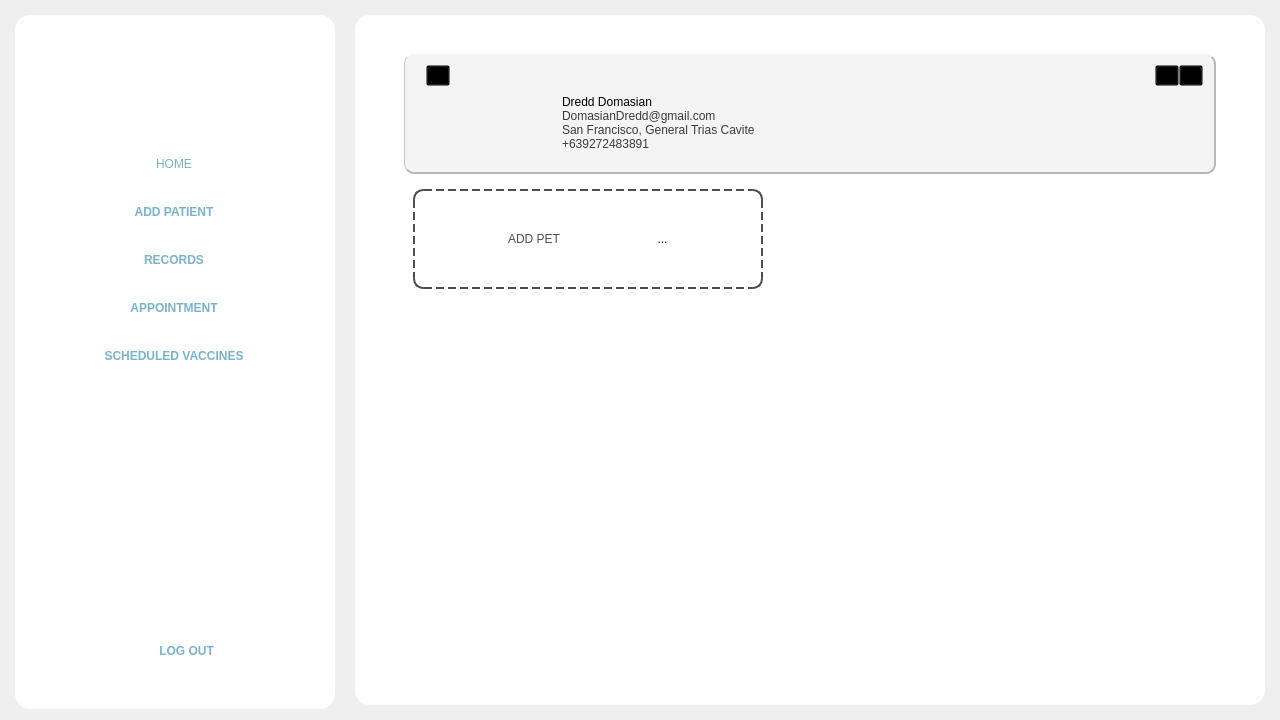
Qt form Frontend/Home.ui (rmmln/Petmate-Desktop-Application) before a commit.
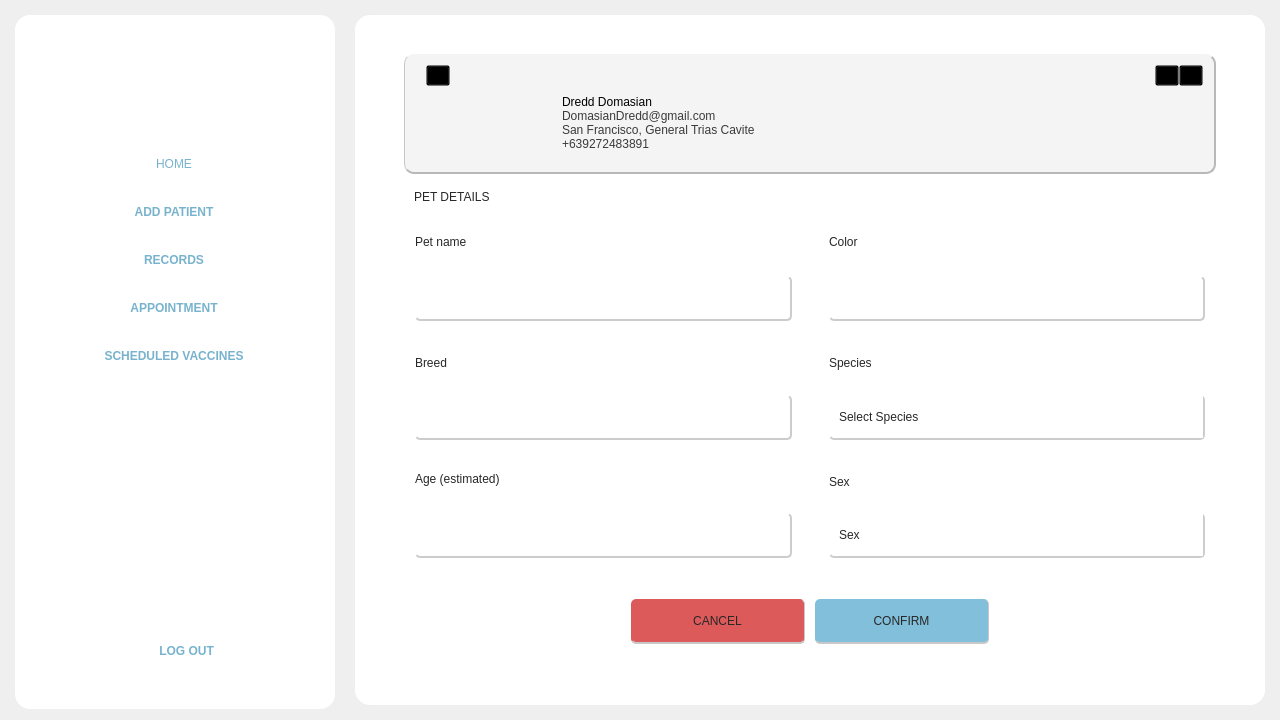
The same form after that commit. Icons and pictures are not drawn.

```diff
--- a/Frontend/Home.ui
+++ b/Frontend/Home.ui
@@ -2640,56 +2640,330 @@
             </widget>
            </item>
            <item>
-            <widget class="QScrollArea" name="scrollArea_3">
-             <property name="styleSheet">
-              <string notr="true">border:none;</string>
+            <widget class="QStackedWidget" name="profileStackedWidget">
+             <property name="currentIndex">
+              <number>1</number>
              </property>
-             <property name="widgetResizable">
-              <bool>true</bool>
-             </property>
-             <widget class="QWidget" name="scrollAreaWidgetContents_4">
-              <property name="geometry">
-               <rect>
-                <x>0</x>
-                <y>0</y>
-                <width>812</width>
-                <height>430</height>
-               </rect>
-              </property>
-              <layout class="QFormLayout" name="formLayout">
-               <item row="0" column="0">
-                <widget class="QFrame" name="addPetButton">
+             <widget class="QWidget" name="petCardsPage">
+              <layout class="QVBoxLayout" name="verticalLayout_20">
+               <property name="spacing">
+                <number>0</number>
+               </property>
+               <property name="leftMargin">
+                <number>0</number>
+               </property>
+               <property name="topMargin">
+                <number>20</number>
+               </property>
+               <property name="rightMargin">
+                <number>0</number>
+               </property>
+               <property name="bottomMargin">
+                <number>0</number>
+               </property>
+               <item>
+                <widget class="QScrollArea" name="scrollArea_3">
+                 <property name="styleSheet">
+                  <string notr="true">border:none;</string>
+                 </property>
+                 <property name="widgetResizable">
+                  <bool>true</bool>
+                 </property>
+                 <widget class="QWidget" name="scrollAreaWidgetContents_4">
+                  <property name="geometry">
+                   <rect>
+                    <x>0</x>
+                    <y>0</y>
+                    <width>374</width>
+                    <height>118</height>
+                   </rect>
+                  </property>
+                  <layout class="QFormLayout" name="formLayout">
+                   <item row="0" column="0">
+                    <widget class="QFrame" name="addPetButton">
+                     <property name="sizePolicy">
+                      <sizepolicy hsizetype="Fixed" vsizetype="Fixed">
+                       <horstretch>0</horstretch>
+                       <verstretch>0</verstretch>
+                      </sizepolicy>
+                     </property>
+                     <property name="minimumSize">
+                      <size>
+                       <width>350</width>
+                       <height>100</height>
+                      </size>
+                     </property>
+                     <property name="styleSheet">
+                      <string notr="true">#addPetButton{
+	border-radius:10px;
+	border:2px dashed #4F4F4F;
+}
+#addPetButton:hover{
+	background-color:rgb(230, 230, 230);
+}</string>
+                     </property>
+                     <property name="frameShape">
+                      <enum>QFrame::StyledPanel</enum>
+                     </property>
+                     <property name="frameShadow">
+                      <enum>QFrame::Raised</enum>
+                     </property>
+                     <layout class="QHBoxLayout" name="horizontalLayout_16">
+                      <property name="spacing">
+                       <number>0</number>
+                      </property>
+                      <property name="leftMargin">
+                       <number>0</number>
+                      </property>
+                      <property name="topMargin">
+                       <number>0</number>
+                      </property>
+                      <property name="rightMargin">
+                       <number>0</number>
+                      </property>
+                      <property name="bottomMargin">
+                       <number>0</number>
+                      </property>
+                      <item>
+                       <widget class="QToolButton" name="addpetQtoolBtn">
+                        <property name="styleSheet">
+                         <string notr="true">font: 81 25pt &quot;Montserrat ExtraBold&quot;;
+color:#4F4F4F;</string>
+                        </property>
+                        <property name="text">
+                         <string>ADD PET</string>
+                        </property>
+                       </widget>
+                      </item>
+                      <item>
+                       <widget class="QToolButton" name="plusSignBtn">
+                        <property name="text">
+                         <string>...</string>
+                        </property>
+                        <property name="icon">
+                         <iconset resource="resource.qrc">
+                          <normaloff>:/Icons/Icons/AddIconAppointment.png</normaloff>:/Icons/Icons/AddIconAppointment.png</iconset>
+                        </property>
+                        <property name="iconSize">
+                         <size>
+                          <width>50</width>
+                          <height>50</height>
+                         </size>
+                        </property>
+                       </widget>
+                      </item>
+                     </layout>
+                    </widget>
+                   </item>
+                  </layout>
+                 </widget>
+                </widget>
+               </item>
+              </layout>
+             </widget>
+             <widget class="QWidget" name="petDetailsPage">
+              <layout class="QVBoxLayout" name="verticalLayout_30">
+               <item>
+                <widget class="QFrame" name="frame_7">
                  <property name="sizePolicy">
-                  <sizepolicy hsizetype="Fixed" vsizetype="Fixed">
+                  <sizepolicy hsizetype="Preferred" vsizetype="Fixed">
                    <horstretch>0</horstretch>
                    <verstretch>0</verstretch>
                   </sizepolicy>
                  </property>
-                 <property name="minimumSize">
-                  <size>
-                   <width>350</width>
-                   <height>100</height>
-                  </size>
+                 <property name="frameShape">
+                  <enum>QFrame::StyledPanel</enum>
                  </property>
-                 <property name="styleSheet">
-                  <string notr="true">#addPetButton{
-	border-radius:10px;
-	border:2px dashed #4F4F4F;
-}
-#addPetButton:hover{
-	background-color:rgb(230, 230, 230);
-}</string>
+                 <property name="frameShadow">
+                  <enum>QFrame::Raised</enum>
                  </property>
+                 <layout class="QHBoxLayout" name="horizontalLayout_18">
+                  <property name="spacing">
+                   <number>0</number>
+                  </property>
+                  <property name="leftMargin">
+                   <number>0</number>
+                  </property>
+                  <property name="topMargin">
+                   <number>0</number>
+                  </property>
+                  <property name="rightMargin">
+                   <number>0</number>
+                  </property>
+                  <property name="bottomMargin">
+                   <number>0</number>
+                  </property>
+                  <item>
+                   <widget class="QLabel" name="label_27">
+                    <property name="sizePolicy">
+                     <sizepolicy hsizetype="Preferred" vsizetype="Fixed">
+                      <horstretch>0</horstretch>
+                      <verstretch>0</verstretch>
+                     </sizepolicy>
+                    </property>
+                    <property name="styleSheet">
+                     <string notr="true">font: 12pt &quot;Rubik Mono One&quot;;
+color:rgb(39, 39, 39);</string>
+                    </property>
+                    <property name="text">
+                     <string>PET DETAILS</string>
+                    </property>
+                   </widget>
+                  </item>
+                 </layout>
+                </widget>
+               </item>
+               <item>
+                <widget class="QFrame" name="nameAndColorFrame">
                  <property name="frameShape">
                   <enum>QFrame::StyledPanel</enum>
                  </property>
                  <property name="frameShadow">
                   <enum>QFrame::Raised</enum>
                  </property>
-                 <layout class="QHBoxLayout" name="horizontalLayout_16">
+                 <layout class="QHBoxLayout" name="horizontalLayout_19">
                   <property name="spacing">
+                   <number>35</number>
+                  </property>
+                  <property name="leftMargin">
                    <number>0</number>
                   </property>
+                  <property name="topMargin">
+                   <number>0</number>
+                  </property>
+                  <property name="rightMargin">
+                   <number>0</number>
+                  </property>
+                  <property name="bottomMargin">
+                   <number>0</number>
+                  </property>
+                  <item>
+                   <widget class="QFrame" name="petNameFrame">
+                    <property name="frameShape">
+                     <enum>QFrame::StyledPanel</enum>
+                    </property>
+                    <property name="frameShadow">
+                     <enum>QFrame::Raised</enum>
+                    </property>
+                    <layout class="QVBoxLayout" name="verticalLayout_21">
+                     <property name="leftMargin">
+                      <number>0</number>
+                     </property>
+                     <property name="topMargin">
+                      <number>0</number>
+                     </property>
+                     <property name="rightMargin">
+                      <number>0</number>
+                     </property>
+                     <property name="bottomMargin">
+                      <number>0</number>
+                     </property>
+                     <item>
+                      <widget class="QLabel" name="label_28">
+                       <property name="styleSheet">
+                        <string notr="true">font: 57 12pt &quot;Montserrat Medium&quot;;
+color:rgb(39, 39, 39);</string>
+                       </property>
+                       <property name="text">
+                        <string>Pet name</string>
+                       </property>
+                      </widget>
+                     </item>
+                     <item>
+                      <widget class="QLineEdit" name="lineEdit">
+                       <property name="minimumSize">
+                        <size>
+                         <width>174</width>
+                         <height>45</height>
+                        </size>
+                       </property>
+                       <property name="styleSheet">
+                        <string notr="true">QLineEdit{
+	border-right: 2px solid #cccccc;
+    border-bottom: 2px solid #cccccc;
+    border-radius: 5px;
+	
+	font: 57 12pt &quot;Montserrat Medium&quot;;
+	color:rgb(39, 39, 39);
+	padding-left: 10px;
+}</string>
+                       </property>
+                      </widget>
+                     </item>
+                    </layout>
+                   </widget>
+                  </item>
+                  <item>
+                   <widget class="QFrame" name="petColor">
+                    <property name="frameShape">
+                     <enum>QFrame::StyledPanel</enum>
+                    </property>
+                    <property name="frameShadow">
+                     <enum>QFrame::Raised</enum>
+                    </property>
+                    <layout class="QVBoxLayout" name="verticalLayout_22">
+                     <property name="leftMargin">
+                      <number>0</number>
+                     </property>
+                     <property name="topMargin">
+                      <number>0</number>
+                     </property>
+                     <property name="rightMargin">
+                      <number>0</number>
+                     </property>
+                     <property name="bottomMargin">
+                      <number>0</number>
+                     </property>
+                     <item>
+                      <widget class="QLabel" name="label_29">
+                       <property name="styleSheet">
+                        <string notr="true">font: 57 12pt &quot;Montserrat Medium&quot;;
+color:rgb(39, 39, 39);</string>
+                       </property>
+                       <property name="text">
+                        <string>Color</string>
+                       </property>
+                      </widget>
+                     </item>
+                     <item>
+                      <widget class="QLineEdit" name="lineEdit_2">
+                       <property name="minimumSize">
+                        <size>
+                         <width>174</width>
+                         <height>45</height>
+                        </size>
+                       </property>
+                       <property name="styleSheet">
+                        <string notr="true">QLineEdit{
+	border-right: 2px solid #cccccc;
+    border-bottom: 2px solid #cccccc;
+    border-radius: 5px;
+	
+	font: 57 12pt &quot;Montserrat Medium&quot;;
+	color:rgb(39, 39, 39);
+	padding-left: 10px;
+}</string>
+                       </property>
+                      </widget>
+                     </item>
+                    </layout>
+                   </widget>
+                  </item>
+                 </layout>
+                </widget>
+               </item>
+               <item>
+                <widget class="QFrame" name="breedAndSpeciesFrame">
+                 <property name="frameShape">
+                  <enum>QFrame::StyledPanel</enum>
+                 </property>
+                 <property name="frameShadow">
+                  <enum>QFrame::Raised</enum>
+                 </property>
+                 <layout class="QHBoxLayout" name="horizontalLayout_21">
+                  <property name="spacing">
+                   <number>35</number>
+                  </property>
                   <property name="leftMargin">
                    <number>0</number>
                   </property>
@@ -2703,31 +2977,555 @@
                    <number>0</number>
                   </property>
                   <item>
-                   <widget class="QToolButton" name="toolButton_7">
+                   <widget class="QFrame" name="breedFrame">
+                    <property name="frameShape">
+                     <enum>QFrame::StyledPanel</enum>
+                    </property>
+                    <property name="frameShadow">
+                     <enum>QFrame::Raised</enum>
+                    </property>
+                    <layout class="QVBoxLayout" name="verticalLayout_25">
+                     <property name="spacing">
+                      <number>0</number>
+                     </property>
+                     <property name="leftMargin">
+                      <number>0</number>
+                     </property>
+                     <property name="topMargin">
+                      <number>0</number>
+                     </property>
+                     <property name="rightMargin">
+                      <number>0</number>
+                     </property>
+                     <property name="bottomMargin">
+                      <number>0</number>
+                     </property>
+                     <item>
+                      <widget class="QLabel" name="label_32">
+                       <property name="styleSheet">
+                        <string notr="true">font: 57 12pt &quot;Montserrat Medium&quot;;
+color:rgb(39, 39, 39);</string>
+                       </property>
+                       <property name="text">
+                        <string>Breed</string>
+                       </property>
+                      </widget>
+                     </item>
+                     <item>
+                      <widget class="QLineEdit" name="lineEdit_5">
+                       <property name="minimumSize">
+                        <size>
+                         <width>174</width>
+                         <height>45</height>
+                        </size>
+                       </property>
+                       <property name="styleSheet">
+                        <string notr="true">QLineEdit{
+	border-right: 2px solid #cccccc;
+    border-bottom: 2px solid #cccccc;
+    border-radius: 5px;
+	
+	font: 57 12pt &quot;Montserrat Medium&quot;;
+	color:rgb(39, 39, 39);
+	padding-left: 10px;
+}</string>
+                       </property>
+                      </widget>
+                     </item>
+                    </layout>
+                   </widget>
+                  </item>
+                  <item>
+                   <widget class="QFrame" name="speciesFrame">
+                    <property name="frameShape">
+                     <enum>QFrame::StyledPanel</enum>
+                    </property>
+                    <property name="frameShadow">
+                     <enum>QFrame::Raised</enum>
+                    </property>
+                    <layout class="QVBoxLayout" name="verticalLayout_26">
+                     <property name="spacing">
+                      <number>0</number>
+                     </property>
+                     <property name="leftMargin">
+                      <number>0</number>
+                     </property>
+                     <property name="topMargin">
+                      <number>0</number>
+                     </property>
+                     <property name="rightMargin">
+                      <number>0</number>
+                     </property>
+                     <property name="bottomMargin">
+                      <number>0</number>
+                     </property>
+                     <item>
+                      <widget class="QLabel" name="label_33">
+                       <property name="styleSheet">
+                        <string notr="true">font: 57 12pt &quot;Montserrat Medium&quot;;
+color:rgb(39, 39, 39);</string>
+                       </property>
+                       <property name="text">
+                        <string>Species</string>
+                       </property>
+                      </widget>
+                     </item>
+                     <item>
+                      <widget class="QComboBox" name="speciesComboBox">
+                       <property name="sizePolicy">
+                        <sizepolicy hsizetype="Expanding" vsizetype="Fixed">
+                         <horstretch>0</horstretch>
+                         <verstretch>0</verstretch>
+                        </sizepolicy>
+                       </property>
+                       <property name="minimumSize">
+                        <size>
+                         <width>174</width>
+                         <height>45</height>
+                        </size>
+                       </property>
+                       <property name="styleSheet">
+                        <string notr="true">QComboBox {
+    border-right: 2px solid #cccccc;
+    border-bottom: 2px solid #cccccc;
+    border-radius: 5px;
+	font: 57 12pt &quot;Montserrat Medium&quot;;
+	color:rgb(39, 39, 39);
+	padding-left: 10px;
+
+}
+
+QComboBox::drop-down {
+    background-color: white;
+    border: none;
+}
+
+QComboBox::down-arrow {
+    image: url(:/Icons/Icons/downArrow.png);
+    width: 12px;
+    height: 12px;
+    padding-right: 10px;
+}
+
+/* Dropdown list */
+QComboBox QAbstractItemView {
+    background-color: white;
+    selection-background-color: rgb(193, 193, 193); 
+    selection-color: black;
+    font: 63 12pt &quot;Montserrat SemiBold&quot;;
+    outline: none;
+	border:none;
+}
+
+/* List items */
+QComboBox QAbstractItemView::item {
+    background-color: white;
+    color: black;
+    height: 25px;
+    font: 63 12pt &quot;Montserrat SemiBold&quot;;
+}
+
+QComboBox QAbstractItemView::item:hover {
+    background-color: rgb(193, 193, 193);
+    color: black;
+}
+
+/* Scrollbar inside dropdown */
+QComboBox QAbstractItemView QScrollBar:vertical {
+    background-color: transparent; /* or set a solid color */
+    width: 10px;
+    border: none;
+}
+
+QComboBox QAbstractItemView QScrollBar::handle:vertical {
+    background-color: rgb(129, 191, 218);
+    border-radius: 5px;
+    min-height: 120px;
+}
+
+QComboBox QAbstractItemView QScrollBar::handle:vertical:hover {
+    background-color: rgb(86, 127, 145);
+}
+
+QComboBox QAbstractItemView QScrollBar::add-line:vertical,
+QComboBox QAbstractItemView QScrollBar::sub-line:vertical {
+    height: 0px;
+    background: none;
+    border: none;
+}
+
+QComboBox QAbstractItemView QScrollBar::groove:vertical {
+    background: transparent;
+    outline: none;
+    border: none;
+}
+QComboBox QAbstractItemView QScrollBar,
+QComboBox QAbstractItemView QScrollBar::handle,
+QComboBox QAbstractItemView QScrollBar::groove {
+    outline: none;
+    border: none;
+}
+
+QComboBox QLineEdit {
+    font: 63 12pt &quot;Montserrat SemiBold&quot;;
+    color: rgb(39, 39, 39);
+    border: none; /* optional para di mag mukhang double border */
+    background: transparent;
+}</string>
+                       </property>
+                       <item>
+                        <property name="text">
+                         <string>Select Species</string>
+                        </property>
+                       </item>
+                       <item>
+                        <property name="text">
+                         <string>Cat</string>
+                        </property>
+                       </item>
+                       <item>
+                        <property name="text">
+                         <string>Dog</string>
+                        </property>
+                       </item>
+                       <item>
+                        <property name="text">
+                         <string>Others</string>
+                        </property>
+                       </item>
+                      </widget>
+                     </item>
+                    </layout>
+                   </widget>
+                  </item>
+                 </layout>
+                </widget>
+               </item>
+               <item>
+                <widget class="QFrame" name="frame_19">
+                 <property name="frameShape">
+                  <enum>QFrame::StyledPanel</enum>
+                 </property>
+                 <property name="frameShadow">
+                  <enum>QFrame::Raised</enum>
+                 </property>
+                 <layout class="QHBoxLayout" name="horizontalLayout_22">
+                  <property name="spacing">
+                   <number>35</number>
+                  </property>
+                  <property name="leftMargin">
+                   <number>0</number>
+                  </property>
+                  <property name="topMargin">
+                   <number>0</number>
+                  </property>
+                  <property name="rightMargin">
+                   <number>0</number>
+                  </property>
+                  <property name="bottomMargin">
+                   <number>0</number>
+                  </property>
+                  <item>
+                   <widget class="QFrame" name="birthdayFrame">
+                    <property name="frameShape">
+                     <enum>QFrame::StyledPanel</enum>
+                    </property>
+                    <property name="frameShadow">
+                     <enum>QFrame::Raised</enum>
+                    </property>
+                    <layout class="QVBoxLayout" name="verticalLayout_27">
+                     <property name="leftMargin">
+                      <number>0</number>
+                     </property>
+                     <property name="topMargin">
+                      <number>0</number>
+                     </property>
+                     <property name="rightMargin">
+                      <number>0</number>
+                     </property>
+                     <property name="bottomMargin">
+                      <number>0</number>
+                     </property>
+                     <item>
+                      <widget class="QLabel" name="label_34">
+                       <property name="styleSheet">
+                        <string notr="true">font: 57 12pt &quot;Montserrat Medium&quot;;
+color:rgb(39, 39, 39);</string>
+                       </property>
+                       <property name="text">
+                        <string>Age (estimated)</string>
+                       </property>
+                      </widget>
+                     </item>
+                     <item>
+                      <widget class="QLineEdit" name="lineEdit_7">
+                       <property name="minimumSize">
+                        <size>
+                         <width>174</width>
+                         <height>45</height>
+                        </size>
+                       </property>
+                       <property name="styleSheet">
+                        <string notr="true">QLineEdit{
+	border-right: 2px solid #cccccc;
+    border-bottom: 2px solid #cccccc;
+    border-radius: 5px;
+	
+	font: 57 12pt &quot;Montserrat Medium&quot;;
+	color:rgb(39, 39, 39);
+	padding-left: 10px;
+}</string>
+                       </property>
+                      </widget>
+                     </item>
+                    </layout>
+                   </widget>
+                  </item>
+                  <item>
+                   <widget class="QFrame" name="sexFrame">
+                    <property name="frameShape">
+                     <enum>QFrame::StyledPanel</enum>
+                    </property>
+                    <property name="frameShadow">
+                     <enum>QFrame::Raised</enum>
+                    </property>
+                    <layout class="QVBoxLayout" name="verticalLayout_28">
+                     <property name="spacing">
+                      <number>0</number>
+                     </property>
+                     <property name="leftMargin">
+                      <number>0</number>
+                     </property>
+                     <property name="topMargin">
+                      <number>0</number>
+                     </property>
+                     <property name="rightMargin">
+                      <number>0</number>
+                     </property>
+                     <property name="bottomMargin">
+                      <number>0</number>
+                     </property>
+                     <item>
+                      <widget class="QLabel" name="label_35">
+                       <property name="styleSheet">
+                        <string notr="true">font: 57 12pt &quot;Montserrat Medium&quot;;
+color:rgb(39, 39, 39);</string>
+                       </property>
+                       <property name="text">
+                        <string>Sex</string>
+                       </property>
+                      </widget>
+                     </item>
+                     <item>
+                      <widget class="QComboBox" name="petSexBox">
+                       <property name="sizePolicy">
+                        <sizepolicy hsizetype="Expanding" vsizetype="Fixed">
+                         <horstretch>0</horstretch>
+                         <verstretch>0</verstretch>
+                        </sizepolicy>
+                       </property>
+                       <property name="minimumSize">
+                        <size>
+                         <width>174</width>
+                         <height>45</height>
+                        </size>
+                       </property>
+                       <property name="styleSheet">
+                        <string notr="true">QComboBox {
+    border-right: 2px solid #cccccc;
+    border-bottom: 2px solid #cccccc;
+    border-radius: 5px;
+	font: 57 12pt &quot;Montserrat Medium&quot;;
+	color:rgb(39, 39, 39);
+	padding-left: 10px;
+
+}
+
+QComboBox::drop-down {
+    background-color: white;
+    border: none;
+}
+
+QComboBox::down-arrow {
+    image: url(:/Icons/Icons/downArrow.png);
+    width: 12px;
+    height: 12px;
+    padding-right: 10px;
+}
+
+/* Dropdown list */
+QComboBox QAbstractItemView {
+    background-color: white;
+    selection-background-color: rgb(193, 193, 193); 
+    selection-color: black;
+    font: 63 12pt &quot;Montserrat SemiBold&quot;;
+    outline: none;
+	border:none;
+}
+
+/* List items */
+QComboBox QAbstractItemView::item {
+    background-color: white;
+    color: black;
+    height: 25px;
+    font: 63 12pt &quot;Montserrat SemiBold&quot;;
+}
+
+QComboBox QAbstractItemView::item:hover {
+    background-color: rgb(193, 193, 193);
+    color: black;
+}
+
+/* Scrollbar inside dropdown */
+QComboBox QAbstractItemView QScrollBar:vertical {
+    background-color: transparent; /* or set a solid color */
+    width: 10px;
+    border: none;
+}
+
+QComboBox QAbstractItemView QScrollBar::handle:vertical {
+    background-color: rgb(129, 191, 218);
+    border-radius: 5px;
+    min-height: 120px;
+}
+
+QComboBox QAbstractItemView QScrollBar::handle:vertical:hover {
+    background-color: rgb(86, 127, 145);
+}
+
+QComboBox QAbstractItemView QScrollBar::add-line:vertical,
+QComboBox QAbstractItemView QScrollBar::sub-line:vertical {
+    height: 0px;
+    background: none;
+    border: none;
+}
+
+QComboBox QAbstractItemView QScrollBar::groove:vertical {
+    background: transparent;
+    outline: none;
+    border: none;
+}
+QComboBox QAbstractItemView QScrollBar,
+QComboBox QAbstractItemView QScrollBar::handle,
+QComboBox QAbstractItemView QScrollBar::groove {
+    outline: none;
+    border: none;
+}
+
+QComboBox QLineEdit {
+    font: 63 12pt &quot;Montserrat SemiBold&quot;;
+    color: rgb(39, 39, 39);
+    border: none; /* optional para di mag mukhang double border */
+    background: transparent;
+}</string>
+                       </property>
+                       <item>
+                        <property name="text">
+                         <string>Sex</string>
+                        </property>
+                       </item>
+                       <item>
+                        <property name="text">
+                         <string>Male</string>
+                        </property>
+                       </item>
+                       <item>
+                        <property name="text">
+                         <string>Female</string>
+                        </property>
+                       </item>
+                      </widget>
+                     </item>
+                    </layout>
+                   </widget>
+                  </item>
+                 </layout>
+                </widget>
+               </item>
+               <item alignment="Qt::AlignHCenter">
+                <widget class="QFrame" name="frame_11">
+                 <property name="frameShape">
+                  <enum>QFrame::StyledPanel</enum>
+                 </property>
+                 <property name="frameShadow">
+                  <enum>QFrame::Raised</enum>
+                 </property>
+                 <layout class="QHBoxLayout" name="horizontalLayout_20">
+                  <property name="spacing">
+                   <number>10</number>
+                  </property>
+                  <item>
+                   <widget class="QPushButton" name="backBtn">
+                    <property name="minimumSize">
+                     <size>
+                      <width>174</width>
+                      <height>45</height>
+                     </size>
+                    </property>
+                    <property name="maximumSize">
+                     <size>
+                      <width>174</width>
+                      <height>16777215</height>
+                     </size>
+                    </property>
+                    <property name="cursor">
+                     <cursorShape>PointingHandCursor</cursorShape>
+                    </property>
                     <property name="styleSheet">
-                     <string notr="true">font: 81 25pt &quot;Montserrat ExtraBold&quot;;
-color:#4F4F4F;</string>
+                     <string notr="true">QPushButton{
+	font: 63 15pt &quot;Montserrat SemiBold&quot;;
+	color:rgb(39, 39, 39);
+	background-color:	rgb(220, 90, 90);
+	border-radius: 5px;
+	border-right:1px solid rgb(200, 200, 200);
+	border-bottom:2px solid rgb(200, 200, 200);
+}
+
+QPushButton:hover{
+	background-color:rgb(180, 120, 125);
+
+}</string>
                     </property>
                     <property name="text">
-                     <string>ADD PET</string>
+                     <string>CANCEL</string>
                     </property>
                    </widget>
                   </item>
                   <item>
-                   <widget class="QToolButton" name="toolButton_6">
-                    <property name="text">
-                     <string>...</string>
+                   <widget class="QPushButton" name="confirmButton_2">
+                    <property name="minimumSize">
+                     <size>
+                      <width>174</width>
+                      <height>45</height>
+                     </size>
                     </property>
-                    <property name="icon">
-                     <iconset resource="resource.qrc">
-                      <normaloff>:/Icons/Icons/AddIconAppointment.png</normaloff>:/Icons/Icons/AddIconAppointment.png</iconset>
-                    </property>
-                    <property name="iconSize">
+                    <property name="maximumSize">
                      <size>
-                      <width>50</width>
-                      <height>50</height>
+                      <width>174</width>
+                      <height>16777215</height>
                      </size>
                     </property>
+                    <property name="cursor">
+                     <cursorShape>PointingHandCursor</cursorShape>
+                    </property>
+                    <property name="styleSheet">
+                     <string notr="true">QPushButton{
+	font: 63 15pt &quot;Montserrat SemiBold&quot;;
+	color:rgb(39, 39, 39);
+	background-color:rgb(129, 191, 218);
+	border-radius: 5px;
+	border-right:1px solid rgb(200, 200, 200);
+	border-bottom:2px solid rgb(200, 200, 200);
+}
+
+QPushButton:hover{
+	background-color:rgb(110, 163, 186);
+
+}</string>
+                    </property>
+                    <property name="text">
+                     <string>CONFIRM</string>
+                    </property>
                    </widget>
                   </item>
                  </layout>
```
Left out of the diff: 99 changed lines with no effect on the pictures.
